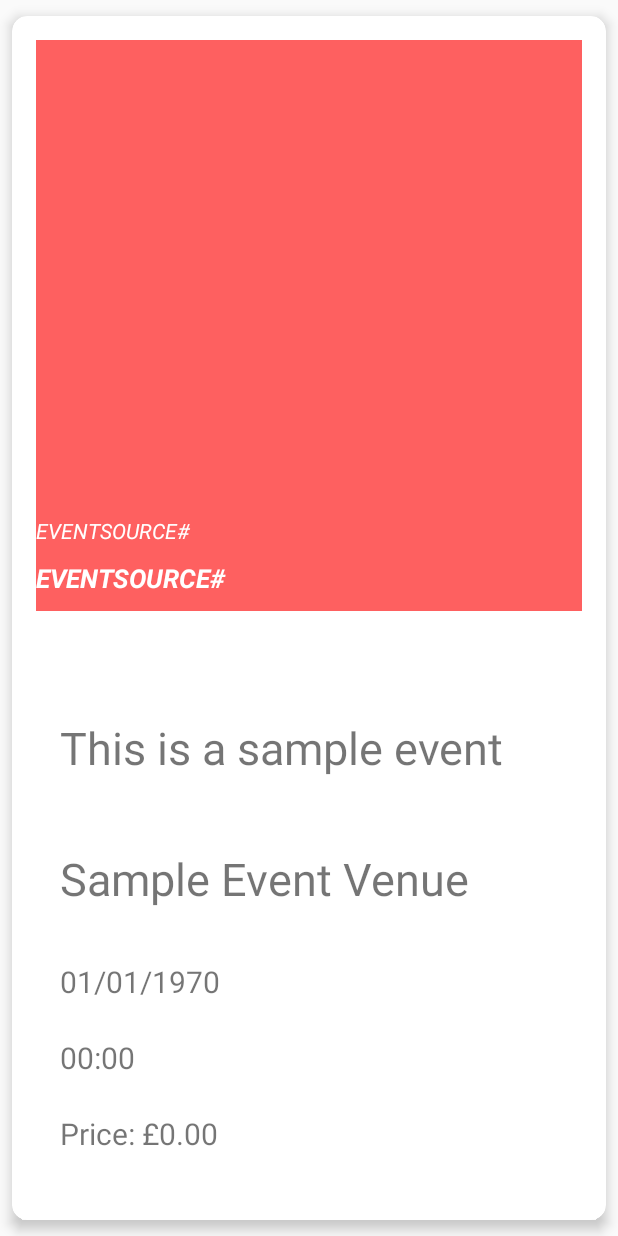
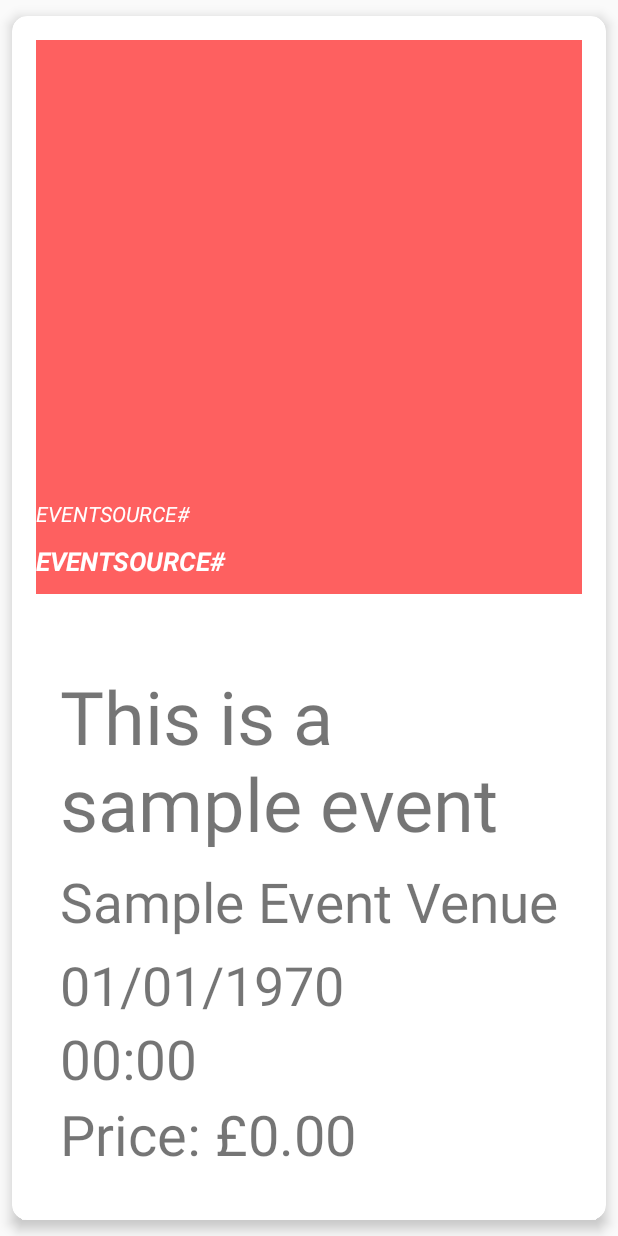
Before and after one commit to 721-organisation/721-frontend, an Android app: the layout event_card_layout.xml on its own in the app's theme, with its tools: preview values and no code run, on a phone screen of 412 x 824 dp. Run offline under Robolectric (Android 15) with nearby library versions, the phone set to English and light mode, and no system bars.

Commit message:
Updated CardLayout to better support smaller screen sizes, but introduces a bug with the event card info layout. Requires more testing

```diff
--- a/app/src/main/AndroidManifest.xml
+++ b/app/src/main/AndroidManifest.xml
@@ -7,6 +7,7 @@
          location permissions for the 'MyLocation' functionality.
     -->
     <uses-permission android:name="android.permission.ACCESS_COARSE_LOCATION" />
+    <uses-permission android:name="android.permission.ACCESS_FINE_LOCATION"/>
     <uses-permission android:name="android.permission.INTERNET" />
     <uses-permission android:name="android.permission.ACCESS_NETWORK_STATE" />
 
--- a/app/src/main/java/com/travel721/EventCard.java
+++ b/app/src/main/java/com/travel721/EventCard.java
@@ -112,6 +112,10 @@ public class EventCard implements Parcelable, Serializable {
 
     private static String checkHasAndReturnData(JSONObject jo, String prop) throws JSONException {
         if (jo.has(prop)) {
+            String strProp = jo.getString(prop);
+            if (strProp.equals("")) {
+                return "No data provided for " + prop;
+            }
             return jo.getString(prop);
         } else {
             return "No data provided for " + prop;
--- a/app/src/main/java/com/travel721/EventMoreInfoActivity.java
+++ b/app/src/main/java/com/travel721/EventMoreInfoActivity.java
@@ -40,8 +40,8 @@ public class EventMoreInfoActivity extends AppCompatActivity implements View.OnT
             mapFragment.getMapAsync(new OnMapReadyCallback() {
                 @Override
                 public void onMapReady(GoogleMap googleMap) {
-                    double latitude = getIntent().getDoubleExtra("lat", 0);
-                    double longitude = getIntent().getDoubleExtra("lon", 0);
+                    double latitude = Double.parseDouble(getIntent().getStringExtra("lat"));
+                    double longitude = Double.parseDouble(getIntent().getStringExtra("lon"));
                     googleMap.addMarker(new MarkerOptions()
                             .position(new LatLng(latitude, longitude))
                             .title("Marker"));
--- a/app/src/main/res/layout/activity_main.xml
+++ b/app/src/main/res/layout/activity_main.xml
@@ -59,7 +59,7 @@
         android:layout_width="wrap_content"
         android:layout_height="wrap_content"
         android:orientation="vertical"
-        app:layout_constraintGuide_begin="205dp" />
+        app:layout_constraintGuide_percent="0.5"/>
 
     <com.google.android.material.floatingactionbutton.FloatingActionButton
         android:id="@+id/settingsButton"
--- a/app/src/main/res/layout/event_card_layout.xml
+++ b/app/src/main/res/layout/event_card_layout.xml
@@ -17,7 +17,7 @@
 
         <RelativeLayout
             android:layout_width="match_parent"
-            android:layout_height="250dp"
+            android:layout_height="match_parent"
             android:layout_weight="1">
 
             <ImageView
@@ -33,8 +33,7 @@
                 android:layout_height="match_parent"
                 android:paddingTop="10dp"
                 android:paddingBottom="10dp"
-                android:scaleType="fitXY"
-                 />
+                android:scaleType="fitXY" />
 
             <TextView
                 android:id="@+id/dayOfWeekLabel"
@@ -71,19 +70,19 @@
 
         <LinearLayout
             android:layout_width="match_parent"
-            android:layout_height="wrap_content"
+            android:layout_height="match_parent"
+            android:layout_margin="32dp"
             android:layout_weight="1"
-            android:orientation="vertical"
-            android:padding="32dp">
+            android:orientation="vertical">
 
             <TextView
                 android:id="@+id/eventTitle"
                 android:layout_width="match_parent"
                 android:layout_height="wrap_content"
-                android:layout_weight="2"
+                android:layout_weight="3"
                 android:gravity="center_vertical"
-                android:textSize="30sp"
-                app:autoSizeTextType="none"
+                android:textSize="8sp"
+                app:autoSizeTextType="uniform"
                 tools:text="@string/event_title_placeholder" />
 
             <TextView
@@ -92,8 +91,8 @@
                 android:layout_height="wrap_content"
                 android:layout_weight="2"
                 android:gravity="center_vertical"
-                android:textSize="30sp"
-                app:autoSizeTextType="none"
+                android:textSize="8sp"
+                app:autoSizeTextType="uniform"
                 tools:text="Sample Event Venue" />
 
             <TextView
@@ -102,8 +101,8 @@
                 android:layout_height="wrap_content"
                 android:layout_weight="1"
                 android:gravity="center_vertical"
-                android:textSize="20sp"
-                app:autoSizeTextType="none"
+                android:textSize="8sp"
+                app:autoSizeTextType="uniform"
                 tools:text="01/01/1970" />
 
             <TextView
@@ -112,8 +111,8 @@
                 android:layout_height="wrap_content"
                 android:layout_weight="1"
                 android:gravity="center_vertical"
-                android:textSize="20sp"
-                app:autoSizeTextType="none"
+                android:textSize="8sp"
+                app:autoSizeTextType="uniform"
                 tools:text="00:00" />
 
             <TextView
@@ -122,10 +121,10 @@
                 android:layout_height="wrap_content"
                 android:layout_weight="1"
                 android:gravity="center_vertical"
-                android:textSize="20sp"
-                app:autoSizeTextType="none"
-                tools:text="Price: £0.00"
-                android:text="@string/price"/>
+                android:text="@string/price"
+                android:textSize="8sp"
+                app:autoSizeTextType="uniform"
+                tools:text="Price: £0.00" />
 
         </LinearLayout>
 
```
